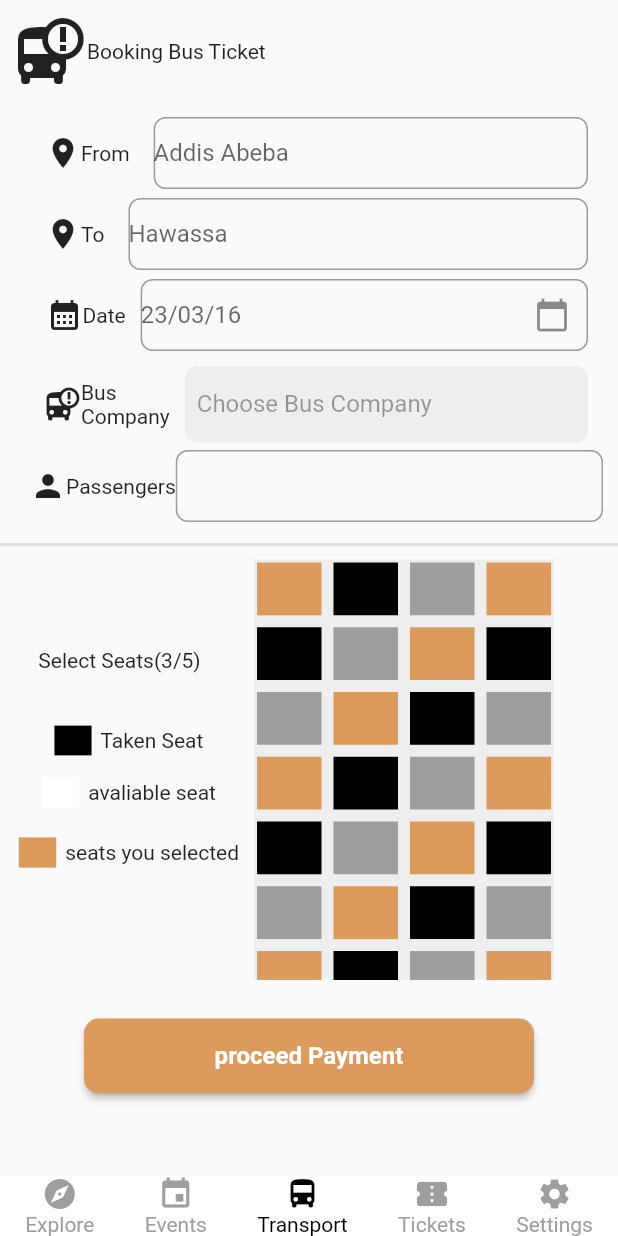
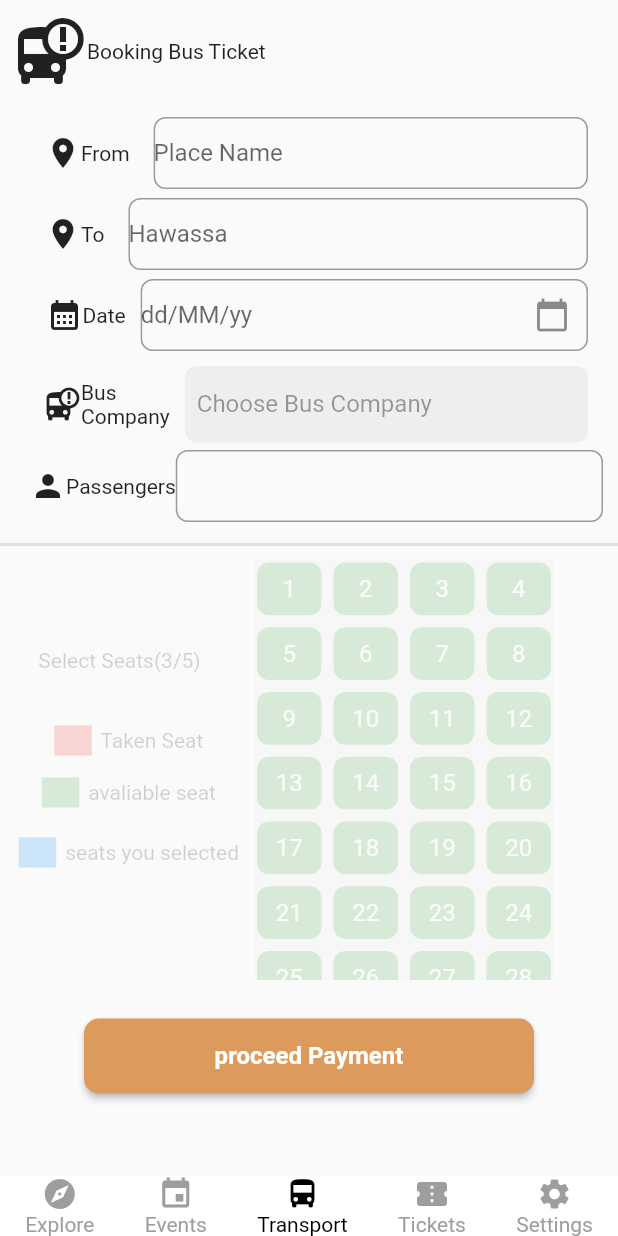
Before and after one commit to Metyme1/E-ticket, a Flutter app: the BusBookingPage screen opened directly with empty values, on a phone screen of 412 x 824 dp. Run offline on Flutter 3.47's test engine with Material 2 defaults, Android fonts, the light colour scheme and no system bars; our stand-ins replace geocoding, geolocator; missing offline and left inert: geocoding_platform_interface.

Commit message:
PlaceName

```diff
--- a/lib/main.dart
+++ b/lib/main.dart
@@ -25,6 +25,8 @@ class MyApp extends StatelessWidget {
     return MaterialApp(
       debugShowCheckedModeBanner: false,
       title: 'EthiTicketify',
+      theme: ThemeData(
+        primaryColor: Colors.white, ),
       initialRoute: '/',
       routes: {
         '/': (context) => WelcomePage(),
--- a/lib/screens/travel/bus.dart
+++ b/lib/screens/travel/bus.dart
@@ -1,27 +1,52 @@
-
-
 import 'package:eticket2/config/platte.dart';
+import 'package:geocoding/geocoding.dart';
+import 'package:geocoding_platform_interface/geocoding_platform_interface.dart';
 import 'package:flutter/material.dart';
 import '../../widget/NavBar.dart';
 import '../../widget/buscard.dart';
 import '../../widget/customButton.dart';
 import 'TravelPayment.dart';
+import 'package:intl/intl.dart';
 
 class BusBookingPage extends StatefulWidget {
   final double latitude;
   final double longitude;
 
+
   BusBookingPage({required this.latitude, required this.longitude});
+
 
   @override
   State<BusBookingPage> createState() => _BusBookingPageState();
 }
 
 class _BusBookingPageState extends State<BusBookingPage> {
+  String placeName = '';
+  DateTime? selectedDate;
+
+  @override
+  void initState() {
+    super.initState();
+    _convertCoordinatesToPlaceName();
+  }
+
+  List<bool> isSelectedList = List.generate(28, (index) => false);
+  TextEditingController textField1Controller = TextEditingController();
+  TextEditingController textField2Controller = TextEditingController();
+  TextEditingController textField3Controller = TextEditingController();
+  TextEditingController textField4Controller = TextEditingController();
+  bool areFieldsFilled = false;
+
+  bool isAllFieldsFilled() {
+    return textField1Controller.text.isNotEmpty &&
+        textField2Controller.text.isNotEmpty &&
+        textField4Controller.text.isNotEmpty ;
+
+  }
 
 
   Widget build(BuildContext context) {
-
+    _convertCoordinatesToPlaceName();
 
     return Scaffold(
 
@@ -33,7 +58,7 @@ class _BusBookingPageState extends State<BusBookingPage> {
               crossAxisAlignment: CrossAxisAlignment.start,
               children: <Widget>[
                 Padding(
-                  padding: const EdgeInsets.only(top:10.0,left: 10),
+                  padding: const EdgeInsets.only(top: 10.0, left: 10),
                   child: Row(
                     children: [
                       Icon(
@@ -46,7 +71,7 @@ class _BusBookingPageState extends State<BusBookingPage> {
                   ),
                 ),
                 Padding(
-                  padding: EdgeInsets.only(top:20,left: 30,right: 20,),
+                  padding: EdgeInsets.only(top: 20, left: 30, right: 20,),
                   child: Row(
                     children: <Widget>[
                       Icon(Icons.location_on),
@@ -54,15 +79,22 @@ class _BusBookingPageState extends State<BusBookingPage> {
                       SizedBox(width: 16.0),
                       Expanded(
                         child: TextFormField(
+                          controller: textField1Controller,
                           decoration: InputDecoration(
-                            labelText: 'Addis Abeba',
+                            hintText: placeName.isNotEmpty
+                                ? placeName
+                                : 'Place Name',
                             border: OutlineInputBorder(
                               borderRadius: BorderRadius.circular(8.0),
                             ),
                             contentPadding: EdgeInsets.symmetric(vertical: 8.0),
 
                           ),
-
+                          onChanged: (value) {
+                            setState(() {
+                              areFieldsFilled = isAllFieldsFilled();
+                            });
+                          },
                         ),
                       ),
                     ],
@@ -70,7 +102,7 @@ class _BusBookingPageState extends State<BusBookingPage> {
                 ),
                 SizedBox(height: 6.0),
                 Padding(
-                  padding: EdgeInsets.only(left: 30,right: 20,),
+                  padding: EdgeInsets.only(left: 30, right: 20,),
                   child: Row(
 
                     children: <Widget>[
@@ -80,14 +112,20 @@ class _BusBookingPageState extends State<BusBookingPage> {
                       SizedBox(width: 16.0),
                       Expanded(
                         child: TextFormField(
+                          controller: textField2Controller,
                           decoration: InputDecoration(
-                            labelText: 'Hawassa',
+                            hintText: 'Hawassa',
                             border: OutlineInputBorder(
                               borderRadius: BorderRadius.circular(8.0),
                             ),
                             contentPadding: EdgeInsets.symmetric(vertical: 8.0),
 
                           ),
+                          onChanged: (value) {
+                            setState(() {
+                              areFieldsFilled = isAllFieldsFilled();
+                            });
+                          },
                         ),
                       ),
                     ],
@@ -95,8 +133,8 @@ class _BusBookingPageState extends State<BusBookingPage> {
                 ),
                 SizedBox(height: 6.0),
                 Padding(
-                  padding: EdgeInsets.only(left: 15,right: 20,),
-                  child:Row(
+                  padding: EdgeInsets.only(left: 15, right: 20,),
+                  child: Row(
                     children: <Widget>[
                       SizedBox(width: 16.0),
                       Icon(Icons.calendar_month),
@@ -104,15 +142,27 @@ class _BusBookingPageState extends State<BusBookingPage> {
                       SizedBox(width: 10,),
                       Expanded(
                         child: TextFormField(
+
                           decoration: InputDecoration(
-
-                            labelText: '23/03/16',
+                            hintText: selectedDate != null
+                                ? DateFormat('dd/MM/yy').format(selectedDate!)
+                                : 'dd/MM/yy',
                             border: OutlineInputBorder(
                               borderRadius: BorderRadius.circular(8.0),
                             ),
-                            contentPadding: EdgeInsets.symmetric(vertical: 8.0), // Adjust the padding value as per your requirement
-                            suffixIcon: Icon(Icons.calendar_today),
+                            contentPadding: EdgeInsets.symmetric(vertical: 8.0),
+                            suffixIcon: IconButton(
+                              icon: Icon(Icons.calendar_today),
+                              onPressed: () {
+                                _showDatePicker(context);
+                              },
                             ),
+                          ),
+                          // onChanged: (value) {
+                          //   setState(() {
+                          //     areFieldsFilled = isAllFieldsFilled();
+                          //   });
+                          // },
                         ),
                       ),
                     ],
@@ -120,7 +170,7 @@ class _BusBookingPageState extends State<BusBookingPage> {
                 ),
                 SizedBox(height: 10,),
                 Padding(
-                  padding: const EdgeInsets.only(left:30,right: 20),
+                    padding: const EdgeInsets.only(left: 30, right: 20),
                     child:
                     Row(
                       children: [
@@ -152,19 +202,22 @@ class _BusBookingPageState extends State<BusBookingPage> {
                                           child: Column(
                                             children: [
                                               Row(
-                                              mainAxisAlignment: MainAxisAlignment.spaceBetween,
+                                                mainAxisAlignment: MainAxisAlignment
+                                                    .spaceBetween,
                                                 children: [
                                                   Text(
                                                     'Available Buses',
                                                     style: TextStyle(
                                                       fontSize: 18,
-                                                    fontWeight: FontWeight.bold,
+                                                      fontWeight: FontWeight
+                                                          .bold,
                                                     ),
                                                   ),
                                                   IconButton(
                                                     icon: Icon(Icons.close),
                                                     onPressed: () {
-                                                    Navigator.of(context).pop(); // Close the bottom sheet
+                                                      Navigator.of(context)
+                                                          .pop(); // Close the bottom sheet
                                                     },
                                                   ),
                                                 ],
@@ -184,27 +237,31 @@ class _BusBookingPageState extends State<BusBookingPage> {
                                                 busName: 'Selam Bus',
                                                 seatAvailability: '13',
                                                 date: 'Date 1',
-                                              price: '1200 ETB', imageAsset: 'assets/selam.jpg',
+                                                price: '1200 ETB',
+                                                imageAsset: 'assets/selam.jpg',
                                               ),
                                               SizedBox(height: 20,),
                                               BusCard(
                                                 busName: 'Gihon Bus',
                                                 seatAvailability: '14',
                                                 date: 'Date 2',
-                                              price: '1200 ETB', imageAsset: 'assets/gihon.jpeg',
+                                                price: '1200 ETB',
+                                                imageAsset: 'assets/gihon.jpeg',
                                               ),
                                               SizedBox(height: 20,),
                                               BusCard(
                                                 busName: 'Sky  Bus',
                                                 seatAvailability: '15',
                                                 date: 'Date 3',
-                                              price: '1200 ETB', imageAsset: 'assets/sky.jpeg',
+                                                price: '1200 ETB',
+                                                imageAsset: 'assets/sky.jpeg',
                                               ),
                                               BusCard(
                                                 busName: 'Habesha  Bus',
                                                 seatAvailability: '15',
                                                 date: 'Date 3',
-                                              price: '1200 ETB', imageAsset: 'assets/habesha.jpeg',
+                                                price: '1200 ETB',
+                                                imageAsset: 'assets/habesha.jpeg',
                                               ),
                                             ],
                                           ),
@@ -227,7 +284,8 @@ class _BusBookingPageState extends State<BusBookingPage> {
                                   decoration: InputDecoration(
                                     labelText: 'Choose Bus Company',
                                     border: InputBorder.none,
-                                  contentPadding: EdgeInsets.symmetric(vertical: 8.0),
+                                    contentPadding: EdgeInsets.symmetric(
+                                        vertical: 8.0),
                                   ),
                                 ),
                               ),
@@ -239,19 +297,25 @@ class _BusBookingPageState extends State<BusBookingPage> {
                 ),
                 SizedBox(height: 5,),
                 Padding(
-                  padding: const EdgeInsets.only(left: 20.0,right: 10),
+                  padding: const EdgeInsets.only(left: 20.0, right: 10),
                   child: Row(
                     children: [
                       Icon(Icons.person),
                       Text("Passengers"),
                       Expanded(
                         child: TextFormField(
+                          controller: textField4Controller,
                           decoration: InputDecoration(
                             border: OutlineInputBorder(
                               borderRadius: BorderRadius.circular(8.0),
                             ),
                             contentPadding: EdgeInsets.symmetric(vertical: 8.0),
                           ),
+                          onChanged: (value) {
+                            setState(() {
+                              areFieldsFilled = isAllFieldsFilled();
+                            });
+                          },
                         ),
                       ),
                     ],
@@ -264,7 +328,10 @@ class _BusBookingPageState extends State<BusBookingPage> {
                   thickness: 2, // Set the desired thickness
                 ),
 
-                 Row(
+
+                Opacity(
+                  opacity: areFieldsFilled ? 1.0 : 0.2,
+                  child: Row(
                     children: [
 
                       Column(
@@ -275,7 +342,8 @@ class _BusBookingPageState extends State<BusBookingPage> {
                             padding: const EdgeInsets.only(left: 10.0),
                             child: Row(
                               children: [
-                                Icon(Icons.rectangle,size: 30,color: Colors.black,),
+                                Icon(Icons.rectangle, size: 30,
+                                  color: Colors.red,),
 
                                 Text(" Taken Seat")
                               ],
@@ -286,7 +354,8 @@ class _BusBookingPageState extends State<BusBookingPage> {
                             padding: const EdgeInsets.only(left: 10.0),
                             child: Row(
                               children: [
-                                Icon(Icons.rectangle,size: 30,color: Colors.white,),
+                                Icon(Icons.rectangle, size: 30,
+                                  color: Colors.green,),
 
                                 Text(" avaliable seat")
                               ],
@@ -297,7 +366,8 @@ class _BusBookingPageState extends State<BusBookingPage> {
                             padding: const EdgeInsets.only(left: 10.0),
                             child: Row(
                               children: [
-                                Icon(Icons.rectangle,size: 30,color: platte.orange,),
+                                Icon(Icons.rectangle, size: 30,
+                                  color: Colors.blue,),
 
                                 Text(" seats you selected")
                               ],
@@ -309,35 +379,53 @@ class _BusBookingPageState extends State<BusBookingPage> {
                       ),
                       SizedBox(width: 10,),
                       Container(
-              height: 280, // Replace with your desired height
-              width: 200, // Replace with your desired width
-              color: Colors.grey[200], // Replace with your desired container color
+                        height: 280,
+                        width: 200,
+                        color: Colors.grey[200],
                         child: GridView.count(
-                  crossAxisCount: 4, // Number of columns
-                  crossAxisSpacing: 4.0, // Spacing between columns
+                          crossAxisCount: 4,
+                          crossAxisSpacing: 4.0,
                           mainAxisSpacing: 4.0,
-                  childAspectRatio: 1.2, // Adjust the value to change the square size
-                  children: List.generate(28, (index) {
-                    Color squareColor;
-                    if (index % 3 == 0) {
-                      squareColor = platte.orange; // Orange color for some squares
-                    } else if (index % 3 == 1) {
-                      squareColor = Colors.black; // Black color for some squares
-                    } else {
-                      squareColor = Colors.grey; // Grey color for remaining squares
-                    }
-                    return Container(
-                      color: squareColor, // Set the color based on the index
+                          childAspectRatio: 1.2,
+                          children: List.generate(
+                            28,
+                                (index) {
+                              return GestureDetector(
+                                onTap: () {
+                                  setState(() {
+                                    isSelectedList[index] =
+                                    !isSelectedList[index];
+                                  });
+                                },
+                                child: Container(
+                                  decoration: BoxDecoration(
+                                    color: isSelectedList[index]
+                                        ? Colors.blue
+                                        : Colors.green,
+                                    borderRadius: BorderRadius.circular(8.0),
+                                  ),
                                   margin: EdgeInsets.all(2),
-
-                    );
-                  }),
+                                  child: Center(
+                                    child: Text(
+                                      (index + 1).toString(),
+                                      style: TextStyle(
+                                        fontSize: 16,
+                                        color: Colors.white,
+                                      ),
+                                    ),
                                   ),
                                 ),
 
+                              );
+                            },
+                          ),
+                        ),
+                      ),
 
                     ],
                   ),
+                ),
+
 
                 SizedBox(height: 10,),
                 Center(
@@ -348,9 +436,9 @@ class _BusBookingPageState extends State<BusBookingPage> {
                       onPressed: () {
                         Navigator.push(
                           context,
-                          MaterialPageRoute(builder: (context) =>  TravelPayment()),
+                          MaterialPageRoute(
+                              builder: (context) => TravelPayment()),
                         );
-
                       },
                     ),
                   ),
@@ -368,4 +456,49 @@ class _BusBookingPageState extends State<BusBookingPage> {
 
     );
   }
+
+  Future<void> _convertCoordinatesToPlaceName() async {
+    try {
+      List<Placemark> placemarks =
+      await placemarkFromCoordinates(widget.latitude, widget.longitude);
+
+      if (placemarks != null && placemarks.isNotEmpty) {
+        Placemark placemark = placemarks[0];
+
+        setState(() {
+          placeName = placemark.name ?? '';
+        });
       }
+    } catch (e) {
+      print('Error: $e');
+    }
+  }
+
+  Future<void> _showDatePicker(BuildContext context) async {
+    final DateTime? picked = await showDatePicker(
+      context: context,
+      initialDate: selectedDate ?? DateTime.now(),
+      firstDate: DateTime(1900),
+      lastDate: DateTime(2100),
+      // Customize the calendar theme
+      builder: (BuildContext context, Widget? child) {
+        return Theme(
+          data: ThemeData.light().copyWith(
+            primaryColor: platte.orange, // Set the primary color to orange
+            hintColor: platte.orange, // Set the accent color to orange
+            colorScheme: ColorScheme.light(
+              primary: platte.orange, // Set the primary color of the color scheme to orange
+            ),
+          ),
+          child: child!,
+        );
+      },
+    );
+
+    if (picked != null && picked != selectedDate) {
+      setState(() {
+        selectedDate = picked;
+      });
+    }
+  }
+}
--- a/pubspec.yaml
+++ b/pubspec.yaml
@@ -38,6 +38,8 @@ dependencies:
   http:
   geolocator: ^9.0.2
   permission_handler: ^11.0.1
+  geocoding: ^2.1.1
+  intl: ^0.18.1
 
 
 
```
Also changed, not shown: pubspec.lock. Lines whose indentation alone changed are shown as unchanged.
